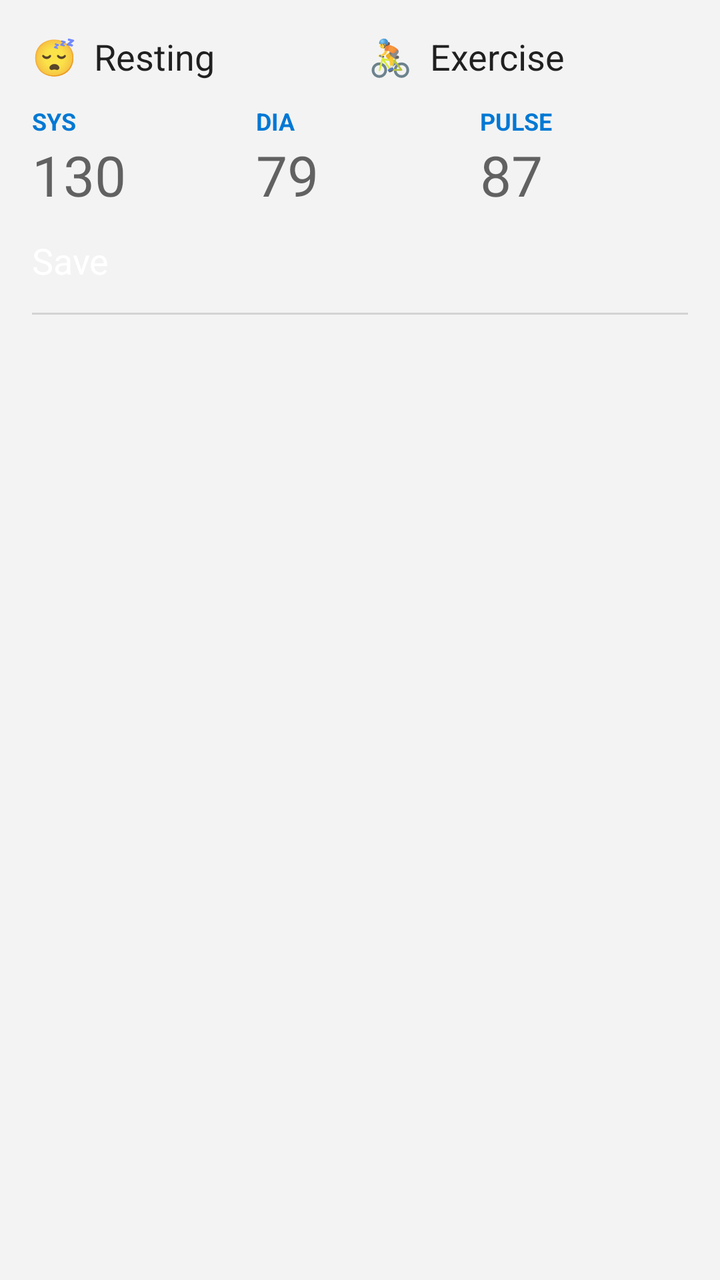
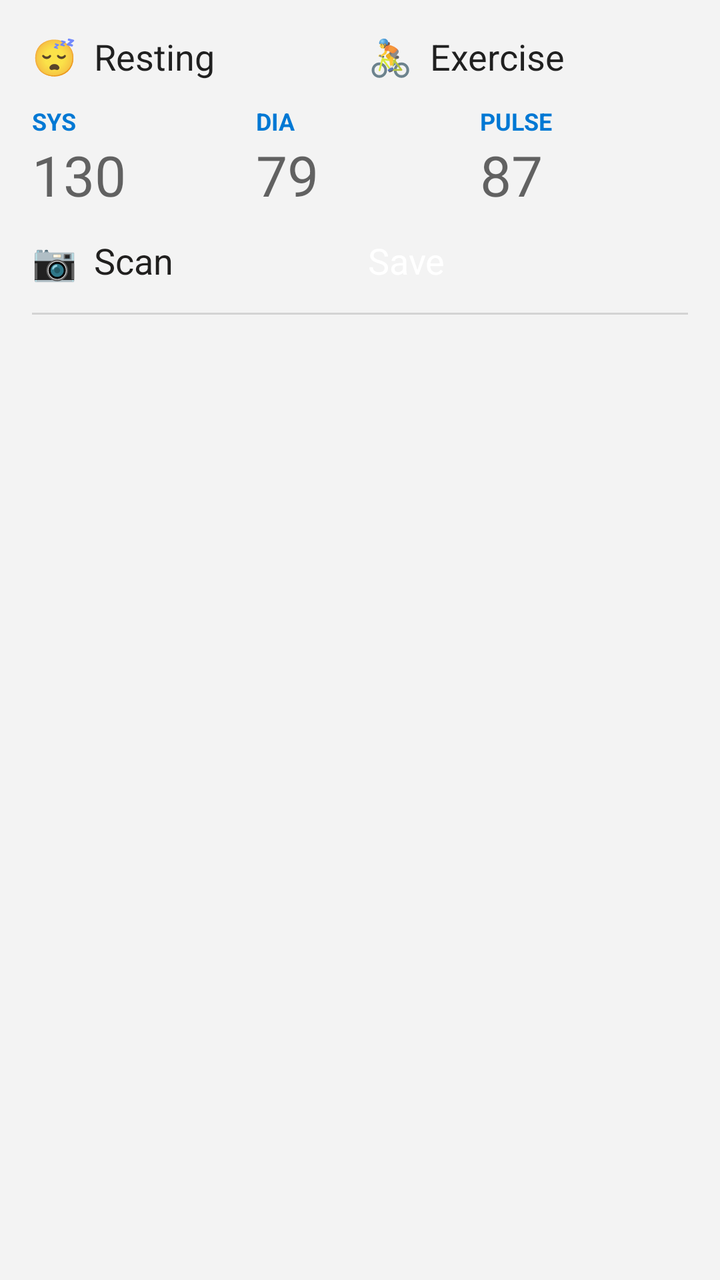

The first picture is an Android layout as it rendered before a commit; the second is the same layout after the commit. The layout source and the unified diff follow.
<!-- AndroidManifest.xml: application theme AppTheme -->
<!-- res/layout/activity_main.xml -->
<?xml version="1.0" encoding="utf-8"?>
<LinearLayout xmlns:android="http://schemas.android.com/apk/res/android"
    android:layout_width="match_parent"
    android:layout_height="match_parent"
    android:orientation="vertical"
    android:padding="16dp">

    <LinearLayout
        android:layout_width="match_parent"
        android:layout_height="wrap_content"
        android:orientation="horizontal">

        <Button
            android:id="@+id/btnResting"
            android:layout_width="0dp"
            android:layout_height="wrap_content"
            android:layout_weight="1"
            android:textSize="18sp"
            android:stateListAnimator="@null"
            android:text="😴  Resting" />

        <Button
            android:id="@+id/btnExercise"
            android:layout_width="0dp"
            android:layout_height="wrap_content"
            android:layout_weight="1"
            android:layout_marginStart="8dp"
            android:textSize="18sp"
            android:stateListAnimator="@null"
            android:text="🚴  Exercise" />
    </LinearLayout>

    <LinearLayout
        android:layout_width="match_parent"
        android:layout_height="wrap_content"
        android:layout_marginTop="12dp"
        android:orientation="horizontal">

        <LinearLayout
            android:layout_width="0dp"
            android:layout_height="wrap_content"
            android:layout_weight="1"
            android:orientation="vertical">
            <TextView
                android:layout_width="wrap_content"
                android:layout_height="wrap_content"
                android:text="SYS"
                android:textColor="#0078D4"
                android:textStyle="bold"
                android:textSize="12sp" />
            <EditText
                android:id="@+id/etSys"
                android:layout_width="match_parent"
                android:layout_height="wrap_content"
                android:inputType="number"
                android:maxLength="3"
                android:textSize="28sp"
                android:hint="130"
                android:importantForAutofill="no" />
        </LinearLayout>

        <LinearLayout
            android:layout_width="0dp"
            android:layout_height="wrap_content"
            android:layout_weight="1"
            android:layout_marginStart="8dp"
            android:orientation="vertical">
            <TextView
                android:layout_width="wrap_content"
                android:layout_height="wrap_content"
                android:text="DIA"
                android:textColor="#0078D4"
                android:textStyle="bold"
                android:textSize="12sp" />
            <EditText
                android:id="@+id/etDia"
                android:layout_width="match_parent"
                android:layout_height="wrap_content"
                android:inputType="number"
                android:maxLength="3"
                android:textSize="28sp"
                android:hint="79"
                android:importantForAutofill="no" />
        </LinearLayout>

        <LinearLayout
            android:layout_width="0dp"
            android:layout_height="wrap_content"
            android:layout_weight="1"
            android:layout_marginStart="8dp"
            android:orientation="vertical">
            <TextView
                android:layout_width="wrap_content"
                android:layout_height="wrap_content"
                android:text="PULSE"
                android:textColor="#0078D4"
                android:textStyle="bold"
                android:textSize="12sp" />
            <EditText
                android:id="@+id/etPulse"
                android:layout_width="match_parent"
                android:layout_height="wrap_content"
                android:inputType="number"
                android:maxLength="3"
                android:textSize="28sp"
                android:hint="87"
                android:imeOptions="actionDone"
                android:importantForAutofill="no" />
        </LinearLayout>
    </LinearLayout>

    <Button
        android:id="@+id/btnSave"
        android:layout_width="match_parent"
        android:layout_height="wrap_content"
        android:layout_marginTop="12dp"
        android:textSize="18sp"
        android:textColor="#FFFFFF"
        android:backgroundTint="#0078D4"
        android:stateListAnimator="@null"
        android:text="Save" />

    <View
        android:layout_width="match_parent"
        android:layout_height="1dp"
        android:layout_marginTop="14dp"
        android:background="#22000000" />

    <TextView
        android:id="@+id/tvEmpty"
        android:layout_width="match_parent"
        android:layout_height="wrap_content"
        android:layout_marginTop="24dp"
        android:gravity="center"
        android:text="No readings yet.\nType the numbers and tap Save."
        android:textSize="15sp"
        android:visibility="gone" />

    <ListView
        android:id="@+id/list"
        android:layout_width="match_parent"
        android:layout_height="match_parent"
        android:layout_marginTop="4dp"
        android:divider="#22000000"
        android:dividerHeight="1dp" />
</LinearLayout>
<!-- resources referenced by this layout -->
<resources>
  <style name="AppTheme" parent="@android:style/Theme.Material.Light.DarkActionBar">
          <item name="android:colorPrimary">#0078D4</item>
          <item name="android:colorPrimaryDark">#005A9E</item>
          <item name="android:colorAccent">#0078D4</item>
          <item name="android:windowBackground">#F3F3F3</item>
      </style>
</resources>

<!-- the commit's change to res/layout/activity_main.xml (unified diff, before → after) -->
@@ -109,16 +109,35 @@
         </LinearLayout>
     </LinearLayout>
 
-    <Button
-        android:id="@+id/btnSave"
+    <LinearLayout
         android:layout_width="match_parent"
         android:layout_height="wrap_content"
         android:layout_marginTop="12dp"
-        android:textSize="18sp"
-        android:textColor="#FFFFFF"
-        android:backgroundTint="#0078D4"
-        android:stateListAnimator="@null"
-        android:text="Save" />
+        android:orientation="horizontal">
+
+        <Button
+            android:id="@+id/btnScan"
+            android:layout_width="0dp"
+            android:layout_height="wrap_content"
+            android:layout_weight="1"
+            android:textSize="18sp"
+            android:textColor="#201F1E"
+            android:backgroundTint="#E1E1E1"
+            android:stateListAnimator="@null"
+            android:text="📷  Scan" />
+
+        <Button
+            android:id="@+id/btnSave"
+            android:layout_width="0dp"
+            android:layout_height="wrap_content"
+            android:layout_weight="1"
+            android:layout_marginStart="8dp"
+            android:textSize="18sp"
+            android:textColor="#FFFFFF"
+            android:backgroundTint="#0078D4"
+            android:stateListAnimator="@null"
+            android:text="Save" />
+    </LinearLayout>
 
     <View
         android:layout_width="match_parent"
